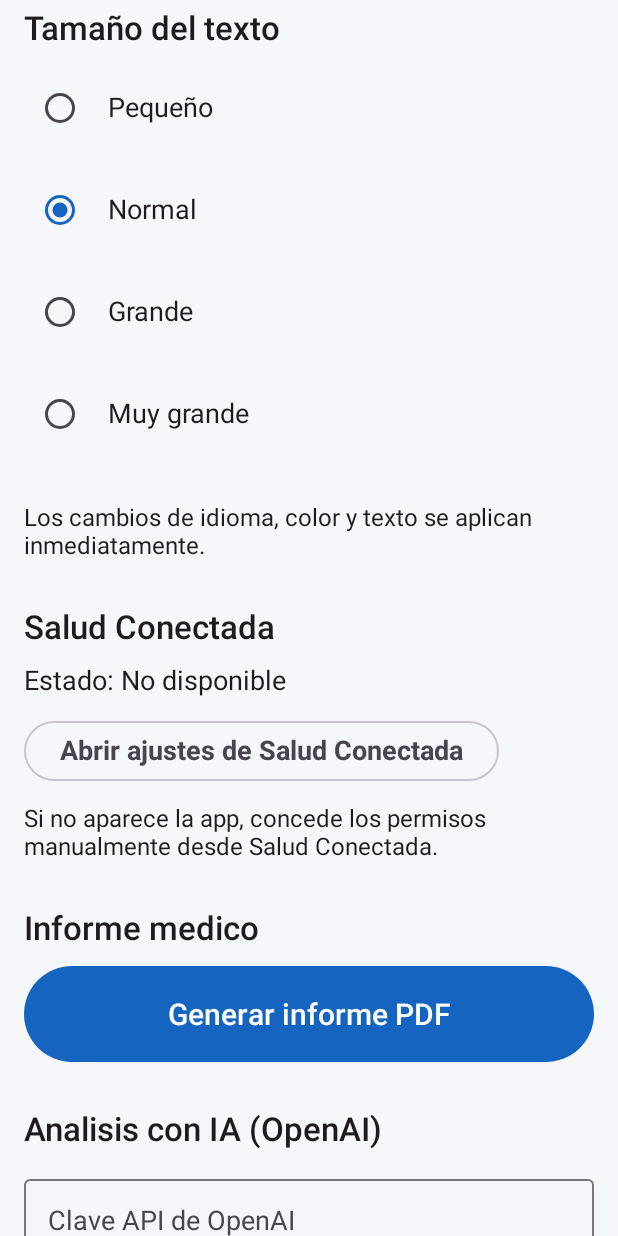
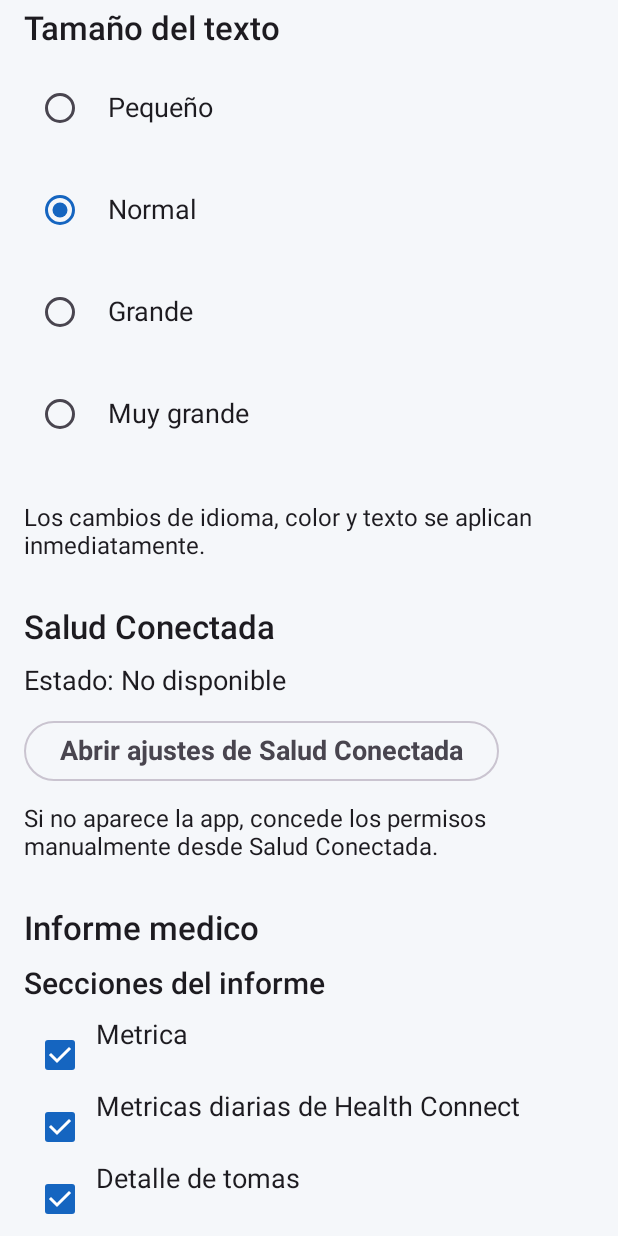
Before and after one commit to alejandrosenes/ParkinsonMonitor, an Android app built with Jetpack Compose: the composable SettingsScreen shown on its own in the app's theme, scrolled down 576 dp, on a phone screen of 412 x 824 dp. Run offline under Robolectric (Android 15) with nearby library versions, the phone set to English and light mode, and no system bars; our stand-ins replace Room's generated code; libraries missing offline, so code that uses them is left out: androidx.health.connect; pictures from the network do not load; 2 statements that could not run were skipped.

Commit message:
Add report section checkboxes to Settings

```diff
--- a/app/src/main/java/com/parkinson/app/ui/settings/SettingsScreen.kt
+++ b/app/src/main/java/com/parkinson/app/ui/settings/SettingsScreen.kt
@@ -55,6 +55,12 @@ fun SettingsScreen() {
         }
     }
     var reportGenerating by remember { mutableStateOf(false) }
+    var includeMetrics by remember { mutableStateOf(true) }
+    var includeDaily by remember { mutableStateOf(true) }
+    var includeIntakes by remember { mutableStateOf(true) }
+    var includeEvents by remember { mutableStateOf(true) }
+    var includeSports by remember { mutableStateOf(true) }
+    var includeMixed by remember { mutableStateOf(true) }
     var generatedReportFile by remember { mutableStateOf<File?>(null) }
     val reportDownloadLauncher = rememberLauncherForActivityResult(ActivityResultContracts.CreateDocument("application/pdf")) { uri ->
         if (uri != null && generatedReportFile != null) {
@@ -161,13 +167,23 @@ fun SettingsScreen() {
 
         Spacer(Modifier.height(8.dp))
         Text("Informe medico", style = MaterialTheme.typography.titleLarge)
+        Text("Secciones del informe", style = MaterialTheme.typography.titleMedium)
+        Column {
+            Row { Checkbox(checked = includeMetrics, onCheckedChange = { includeMetrics = it }); Text("Metrica") }
+            Row { Checkbox(checked = includeDaily, onCheckedChange = { includeDaily = it }); Text("Metricas diarias de Health Connect") }
+            Row { Checkbox(checked = includeIntakes, onCheckedChange = { includeIntakes = it }); Text("Detalle de tomas") }
+            Row { Checkbox(checked = includeEvents, onCheckedChange = { includeEvents = it }); Text("Eventos ON/OFF y estado de animo") }
+            Row { Checkbox(checked = includeSports, onCheckedChange = { includeSports = it }); Text("Actividades deportivas") }
+            Row { Checkbox(checked = includeMixed, onCheckedChange = { includeMixed = it }); Text("Informe mixto") }
+        }
+
         LargeButton(
             text = if (reportGenerating) "Generando..." else "Generar informe PDF",
             onClick = {
                 reportGenerating = true
                 scope.launch {
                     try {
-                        val f = PdfReportGenerator(app).generate(app.healthConnect, app.medicationRepository, app.tremorDao, 30)
+                        val f = PdfReportGenerator(app).generate(app.healthConnect, app.medicationRepository, app.tremorDao, 30, null, null, includeMetrics, includeDaily, includeIntakes, includeEvents, includeSports, includeMixed)
                         generatedReportFile = f
                         Toast.makeText(context, "PDF guardado en: ${f.absolutePath}", Toast.LENGTH_SHORT).show()
                     } catch (e: Exception) {
```
